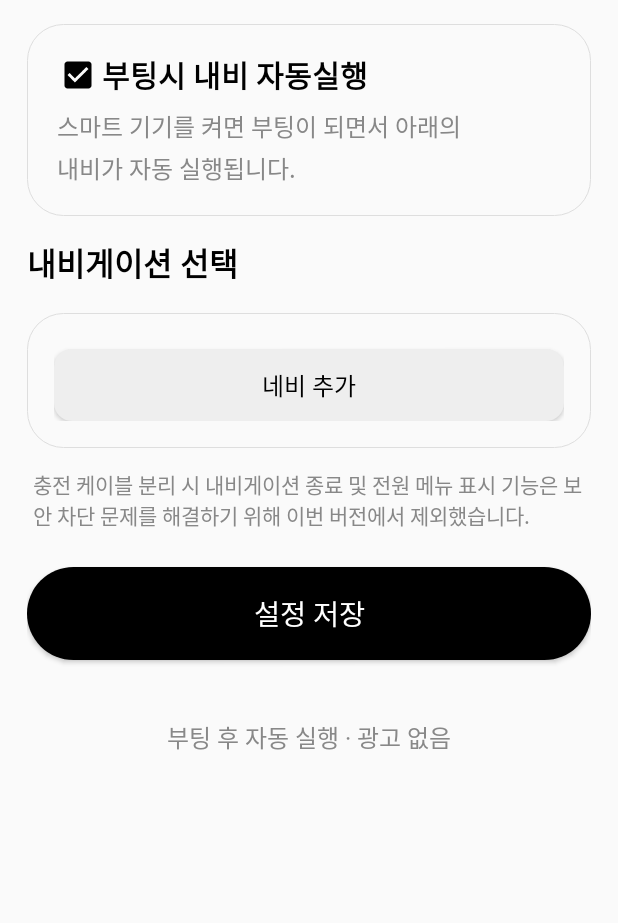
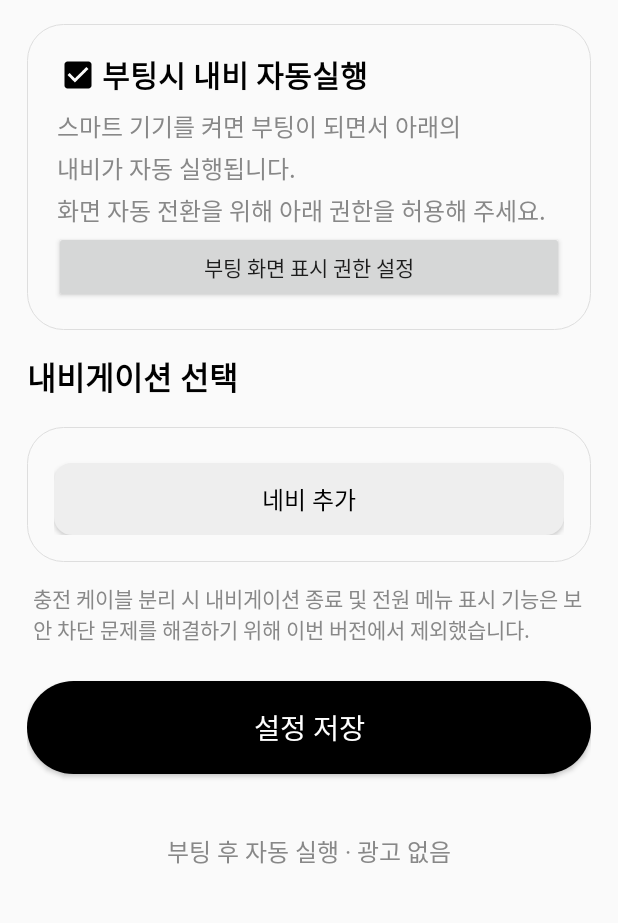
Before and after one commit to ryoobach/Easy_Navi_Starter, an Android app: the screen it shows after launch (MainActivity), on a phone screen of 412 x 824 dp, the part 126-1049 px from its top. Run offline under Robolectric (Android 15) with nearby library versions, the phone set to English and light mode, and no system bars.

Commit message:
Add user guidance for boot screen launch permission

```diff
--- a/app/src/main/java/com/ryoobach/easynavistarter/MainActivity.kt
+++ b/app/src/main/java/com/ryoobach/easynavistarter/MainActivity.kt
@@ -3,6 +3,8 @@ package com.ryoobach.easynavistarter
 import android.app.Activity
 import android.app.AlertDialog
 import android.content.Intent
+import android.net.Uri
+import android.provider.Settings
 import android.content.SharedPreferences
 import android.graphics.Color
 import android.graphics.Typeface
@@ -23,6 +25,7 @@ import android.widget.Toast
 class MainActivity : Activity() {
     private lateinit var prefs: SharedPreferences
     private lateinit var autoLaunch: CheckBox
+    private lateinit var overlayPermissionButton: Button
     private lateinit var status: TextView
     private lateinit var navListContainer: LinearLayout
     private var selectedPackage = ""
@@ -112,7 +115,17 @@ class MainActivity : Activity() {
             isChecked = prefs.getBoolean(KEY_AUTO, true)
         }
         bootCard.addView(autoLaunch)
-        bootCard.addView(description("스마트 기기를 켜면 부팅이 되면서 아래의\n내비가 자동 실행됩니다."))
+        bootCard.addView(description("스마트 기기를 켜면 부팅이 되면서 아래의\n내비가 자동 실행됩니다.\n화면 자동 전환을 위해 아래 권한을 허용해 주세요."))
+        overlayPermissionButton = Button(this).apply {
+            text = if (Settings.canDrawOverlays(this@MainActivity)) {
+                "부팅 화면 표시 권한 허용됨"
+            } else {
+                "부팅 화면 표시 권한 설정"
+            }
+            isAllCaps = false
+            setOnClickListener { openOverlayPermissionSettings() }
+        }
+        bootCard.addView(overlayPermissionButton)
         page.addView(bootCard)
 
         page.addView(sectionTitle("내비게이션 선택"))
@@ -161,6 +174,37 @@ class MainActivity : Activity() {
         scroll.addView(page)
         setContentView(scroll)
         requestNotificationPermissionIfNeeded()
+    }
+
+    override fun onResume() {
+        super.onResume()
+        if (::overlayPermissionButton.isInitialized) {
+            overlayPermissionButton.text = if (Settings.canDrawOverlays(this)) {
+                "부팅 화면 표시 권한 허용됨"
+            } else {
+                "부팅 화면 표시 권한 설정"
+            }
+        }
+    }
+
+    private fun openOverlayPermissionSettings() {
+        if (Settings.canDrawOverlays(this)) {
+            Toast.makeText(this, "화면 자동 표시 권한이 이미 허용되어 있습니다.", Toast.LENGTH_SHORT).show()
+            return
+        }
+        AlertDialog.Builder(this)
+            .setTitle("화면 자동 표시 권한")
+            .setMessage("기기를 재시작했을 때 티맵 화면을 앞으로 표시하려면 안드로이드의 특별 접근 권한이 필요합니다. 설정 화면에서 이지 네비 스타터의 '다른 앱 위에 표시'를 허용해 주세요.")
+            .setPositiveButton("권한 설정") { _, _ ->
+                startActivity(
+                    Intent(
+                        Settings.ACTION_MANAGE_OVERLAY_PERMISSION,
+                        Uri.parse("package:$packageName")
+                    )
+                )
+            }
+            .setNegativeButton("취소", null)
+            .show()
     }
 
     private fun requestNotificationPermissionIfNeeded() {
```
